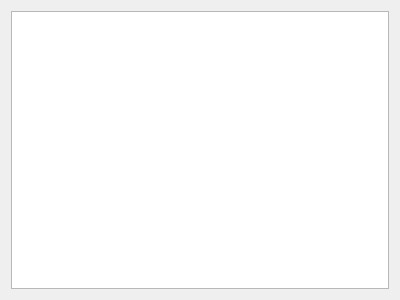
The window that SelectIndustryDialog.ui (lgasyou/SimpleSimulator) describes before a commit, drawn with Qt 5.
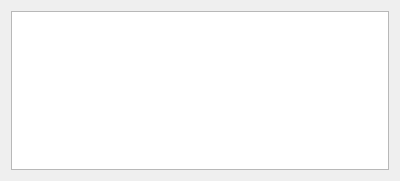
The same window after the commit.

```diff
--- a/SelectIndustryDialog.ui
+++ b/SelectIndustryDialog.ui
@@ -7,7 +7,7 @@
     <x>0</x>
     <y>0</y>
     <width>400</width>
-    <height>300</height>
+    <height>181</height>
    </rect>
   </property>
   <property name="windowTitle">
```
